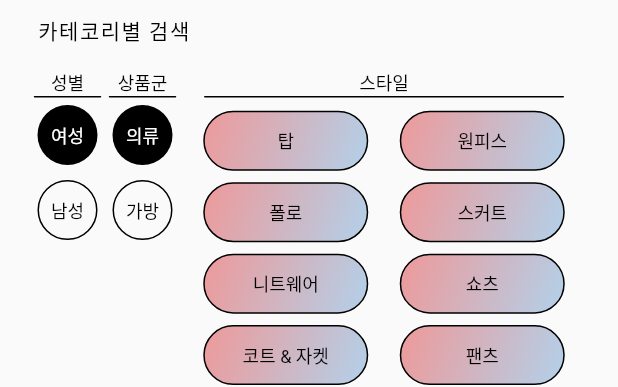
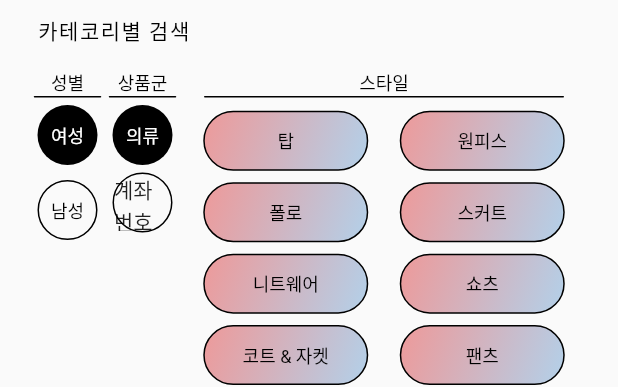
Before and after one commit to Dello96/Exye-master1, a Flutter app: the FilterOverlay widget shown alone on an empty page, opened directly, on a phone screen of 412 x 824 dp. Shown: the top 387 px of the screen. Run offline on Flutter 3.47's test engine with Material 2 defaults, Android fonts, the light colour scheme and no system bars; our stand-ins replace carousel_slider, cloud_firestore, dio, firebase_auth, firebase_core, firebase_storage; missing offline and left inert: flutter_pdfview, fluttercontactpicker, kpostal; accounts and stored records are empty; Roboto replaces fonts that are missing (Spoqa); project files that could hold a hidden picture were left out.

Commit message:
EXYE current2 up to date

```diff
--- a/lib/Pages/Content/p06b_filter.dart
+++ b/lib/Pages/Content/p06b_filter.dart
@@ -12,9 +12,14 @@ import 'package:flutter/material.dart';
 import 'package:url_launcher/url_launcher.dart';
 import 'package:exye_app/Data/categoryname.dart';
 
-class FilterOverlay extends StatelessWidget {
+class FilterOverlay extends StatefulWidget {
   const FilterOverlay({Key? key}) : super(key: key);
 
+  @override
+  State<FilterOverlay> createState() => _FilterOverlayState();
+}
+
+class _FilterOverlayState extends State<FilterOverlay> {
   @override
   Widget build(BuildContext context) {
     return Container(
@@ -92,21 +97,10 @@ class FilterOverlay extends StatelessWidget {
                       child: Text(app.mResource.strings.cFilterClothes,
                         style: app.mResource.fonts.filter13),
                     ),
-                    Container( //가방
-                      height: 40,
-                      width: 40,
-                      margin: EdgeInsets.fromLTRB(5, 5, 5, 5),
-                      decoration: BoxDecoration(
-                          borderRadius: BorderRadius.circular(20),
-                          border: Border.all(
-                              color: app.mResource.colours.black,
-                              width: 1
-                          )
-                      ),
-                      alignment: Alignment.center,
-                      child: Text(app.mResource.strings.cFilterBag,
-                          style: app.mResource.fonts.filter12),
-                    ),
+                    MyCustomWidget(touch: () {
+                      setState(() {
+                      });
+                    })
                   ],
                 ),
                 Expanded(
--- a/lib/Resources/strings.dart
+++ b/lib/Resources/strings.dart
@@ -119,7 +119,8 @@ class StringResources {
   final String? aNoDate = null;
   final String? aNoTime = null;
   final String aOrdered = "주문 확정";
-  final String apOrdered = "주문이 접수됬습니다. 방문 날 먼저 연락 드리겠습니다.";
+  final String apOrdered = """안전하게 배송해 드리겠습니다.
+잠시만 기다려주세요.""";
   final String aPurchased = "구매 확정";
   final String apPurchased = "구매가 정상적으로 처리됬습니다.";
   final String aEdited = "감사합니다";
@@ -354,7 +355,7 @@ class StringResources {
       return pText;
     }
     if (index == 5) {
-      pText = """ 로 연락 드릴겠습니다!""";
+      pText = """ 로 연락 드리겠습니다!""";
       return pText;
     }
     if (index == 2) {
--- a/lib/Widgets/custom_button.dart
+++ b/lib/Widgets/custom_button.dart
@@ -2,6 +2,7 @@ import 'dart:async';
 
 import 'package:exye_app/utils.dart';
 import 'package:flutter/material.dart';
+import 'package:flutter/services.dart';
 
 class CustomTextButton extends StatefulWidget {
   final String text;
@@ -816,3 +817,44 @@ class _CustomKeyboardExitButtonState extends State<CustomKeyboardExitButton> {
     );
   }
 }
+
+class MyCustomWidget extends StatefulWidget {
+  Function touch;
+  Color? colorrpress1;
+  Color? colorrpress2;
+  MyCustomWidget({required this.touch, this.colorrpress1, this.colorrpress2, Key? key}) : super(key: key);
+
+  @override
+  State<MyCustomWidget> createState() => _MyCustomWidgetState();
+}
+
+class _MyCustomWidgetState extends State<MyCustomWidget> {
+  bool _pressed2 = true;
+
+  @override
+  Widget build(BuildContext context) {
+    return GestureDetector(
+      onTap: () {
+        setState(() {
+          widget.touch;
+        });
+      },
+      child: changingButton(),
+    );
+  }
+
+  Widget changingButton () {
+    return Container(
+      width: 40,
+      height: 40,
+      decoration: BoxDecoration(
+          border: Border.all(
+              color: _pressed2 ? (widget.colorrpress1 ?? app.mResource.colours.black) : (widget.colorrpress2 ?? app.mResource.colours.buttonOrange),
+              width: 1
+          ),
+          borderRadius: BorderRadius.circular(20)
+      ),
+      child: Text('계좌번호복사'),
+    );
+  }
+}
```
